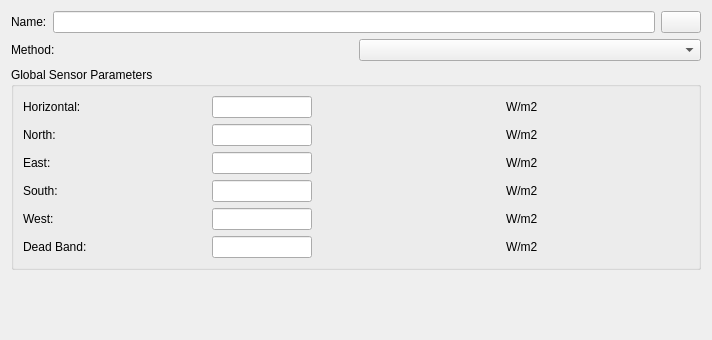
The window that SIM-VICUS/src/SVDBZoneControlShadingEditWidget.ui (ghorwin/SIM-VICUS) describes before a commit, drawn with Qt 5.
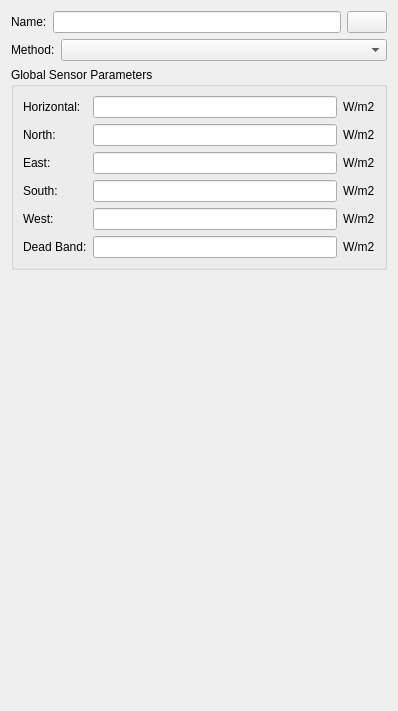
The same window after the commit. Custom widgets are drawn as their Qt base class.

The edit to the form file:
```diff
--- a/SIM-VICUS/src/SVDBZoneControlShadingEditWidget.ui
+++ b/SIM-VICUS/src/SVDBZoneControlShadingEditWidget.ui
@@ -6,8 +6,8 @@
    <rect>
     <x>0</x>
     <y>0</y>
-    <width>712</width>
-    <height>340</height>
+    <width>398</width>
+    <height>711</height>
    </rect>
   </property>
   <property name="windowTitle">
@@ -39,7 +39,7 @@
     </layout>
    </item>
    <item>
-    <layout class="QHBoxLayout" name="horizontalLayout_2">
+    <layout class="QHBoxLayout" name="horizontalLayout_2" stretch="0,1">
      <item>
       <widget class="QLabel" name="labelMethod">
        <property name="text">
@@ -57,7 +57,7 @@
      <property name="title">
       <string>Global Sensor Parameters</string>
      </property>
-     <layout class="QGridLayout" name="gridLayout">
+     <layout class="QGridLayout" name="gridLayout" columnstretch="0,1,0">
       <item row="0" column="0">
        <widget class="QLabel" name="labelHorizontal">
         <property name="text">
@@ -69,12 +69,19 @@
        <widget class="QtExt::ValidatingLineEdit" name="lineEditHorizontal">
         <property name="maximumSize">
          <size>
-          <width>100</width>
+          <width>16777215</width>
           <height>16777215</height>
          </size>
         </property>
        </widget>
       </item>
+      <item row="0" column="2">
+       <widget class="QLabel" name="labelHorizontalUnit">
+        <property name="text">
+         <string>W/m2</string>
+        </property>
+       </widget>
+      </item>
       <item row="1" column="0">
        <widget class="QLabel" name="labelNorth">
         <property name="text">
@@ -86,13 +93,13 @@
        <widget class="QtExt::ValidatingLineEdit" name="lineEditNorth">
         <property name="maximumSize">
          <size>
-          <width>100</width>
+          <width>16777215</width>
           <height>16777215</height>
          </size>
         </property>
        </widget>
       </item>
-      <item row="1" column="3">
+      <item row="1" column="2">
        <widget class="QLabel" name="labelNorthUnit">
         <property name="text">
          <string>W/m2</string>
@@ -106,17 +113,17 @@
         </property>
        </widget>
       </item>
-      <item row="2" column="1" colspan="2">
+      <item row="2" column="1">
        <widget class="QtExt::ValidatingLineEdit" name="lineEditEast">
         <property name="maximumSize">
          <size>
-          <width>100</width>
+          <width>16777215</width>
           <height>16777215</height>
          </size>
         </property>
        </widget>
       </item>
-      <item row="2" column="3">
+      <item row="2" column="2">
        <widget class="QLabel" name="labelEastUnit">
         <property name="text">
          <string>W/m2</string>
@@ -134,13 +141,13 @@
        <widget class="QtExt::ValidatingLineEdit" name="lineEditSouth">
         <property name="maximumSize">
          <size>
-          <width>100</width>
+          <width>16777215</width>
           <height>16777215</height>
          </size>
         </property>
        </widget>
       </item>
-      <item row="3" column="3">
+      <item row="3" column="2">
        <widget class="QLabel" name="labelSouthUnit">
         <property name="text">
          <string>W/m2</string>
@@ -158,13 +165,13 @@
        <widget class="QtExt::ValidatingLineEdit" name="lineEditWest">
         <property name="maximumSize">
          <size>
-          <width>100</width>
+          <width>16777215</width>
           <height>16777215</height>
          </size>
         </property>
        </widget>
       </item>
-      <item row="4" column="3">
+      <item row="4" column="2">
        <widget class="QLabel" name="labelWestUnit">
         <property name="text">
          <string>W/m2</string>
@@ -178,30 +185,23 @@
         </property>
        </widget>
       </item>
-      <item row="5" column="1" colspan="2">
+      <item row="5" column="1">
        <widget class="QtExt::ValidatingLineEdit" name="lineEditDeadBand">
         <property name="maximumSize">
          <size>
-          <width>100</width>
+          <width>16777215</width>
           <height>16777215</height>
          </size>
         </property>
        </widget>
       </item>
-      <item row="5" column="3">
+      <item row="5" column="2">
        <widget class="QLabel" name="labelDeadBandUnit">
         <property name="text">
          <string>W/m2</string>
         </property>
        </widget>
       </item>
-      <item row="0" column="3">
-       <widget class="QLabel" name="labelHorizontalUnit">
-        <property name="text">
-         <string>W/m2</string>
-        </property>
-       </widget>
-      </item>
      </layout>
     </widget>
    </item>
@@ -221,15 +221,21 @@
   </layout>
  </widget>
  <customwidgets>
-  <customwidget>
-   <class>QtExt::ValidatingLineEdit</class>
-   <extends>QLineEdit</extends>
-   <header location="global">QtExt_ValidatingLineEdit.h</header>
-  </customwidget>
   <customwidget>
    <class>QtExt::ColorButton</class>
    <extends>QPushButton</extends>
    <header location="global">QtExt_ColorButton.h</header>
+   <slots>
+    <signal>colorChanged()</signal>
+   </slots>
+  </customwidget>
+  <customwidget>
+   <class>QtExt::ValidatingLineEdit</class>
+   <extends>QLineEdit</extends>
+   <header location="global">QtExt_ValidatingLineEdit.h</header>
+   <slots>
+    <signal>editingFinishedSuccessfully()</signal>
+   </slots>
   </customwidget>
   <customwidget>
    <class>QtExt::LanguageStringEditWidget1</class>
```
